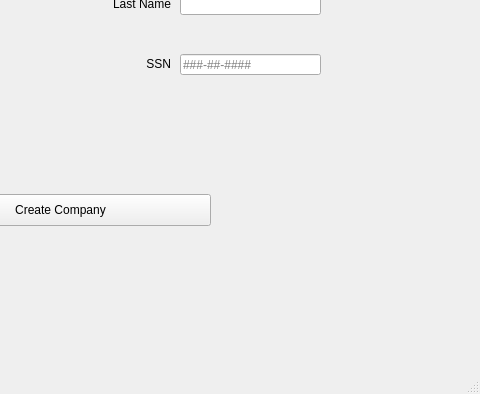
Above: EDI/windownewcompany.ui from katietrom11392/EDI before the change; both pictures show x 320 to 800 and y 206 to 600 of the 800 by 600 pixel window. Below: the same form after it.
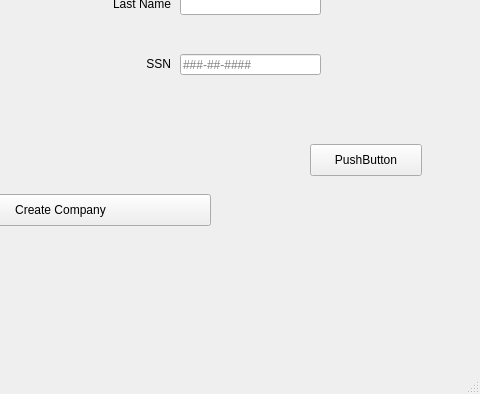
That is the form after the change. Icons and pictures are not drawn.

Patch:
```diff
--- a/EDI/windownewcompany.ui
+++ b/EDI/windownewcompany.ui
@@ -296,6 +296,19 @@
      <bool>true</bool>
     </property>
    </widget>
+   <widget class="QPushButton" name="pushButton_2">
+    <property name="geometry">
+     <rect>
+      <x>630</x>
+      <y>350</y>
+      <width>112</width>
+      <height>32</height>
+     </rect>
+    </property>
+    <property name="text">
+     <string>PushButton</string>
+    </property>
+   </widget>
    <zorder>label</zorder>
    <zorder>pushButtonNewCompanyDone</zorder>
    <zorder>label_2</zorder>
```
Left out of the diff: 3 changed lines with no effect on the pictures.
